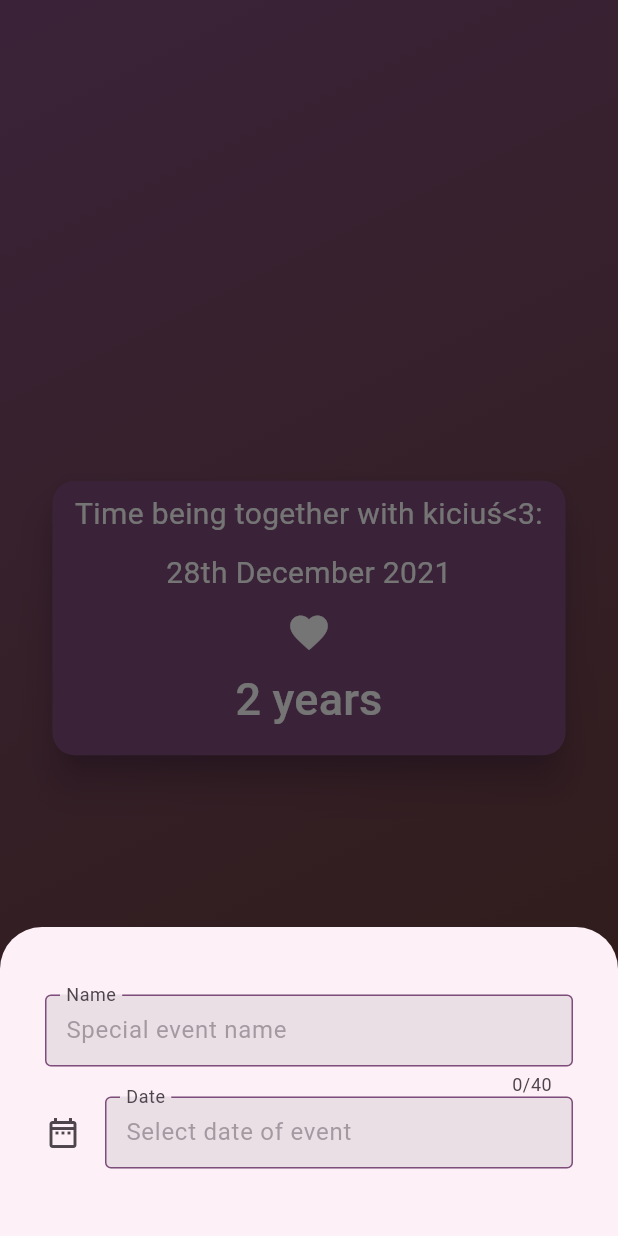
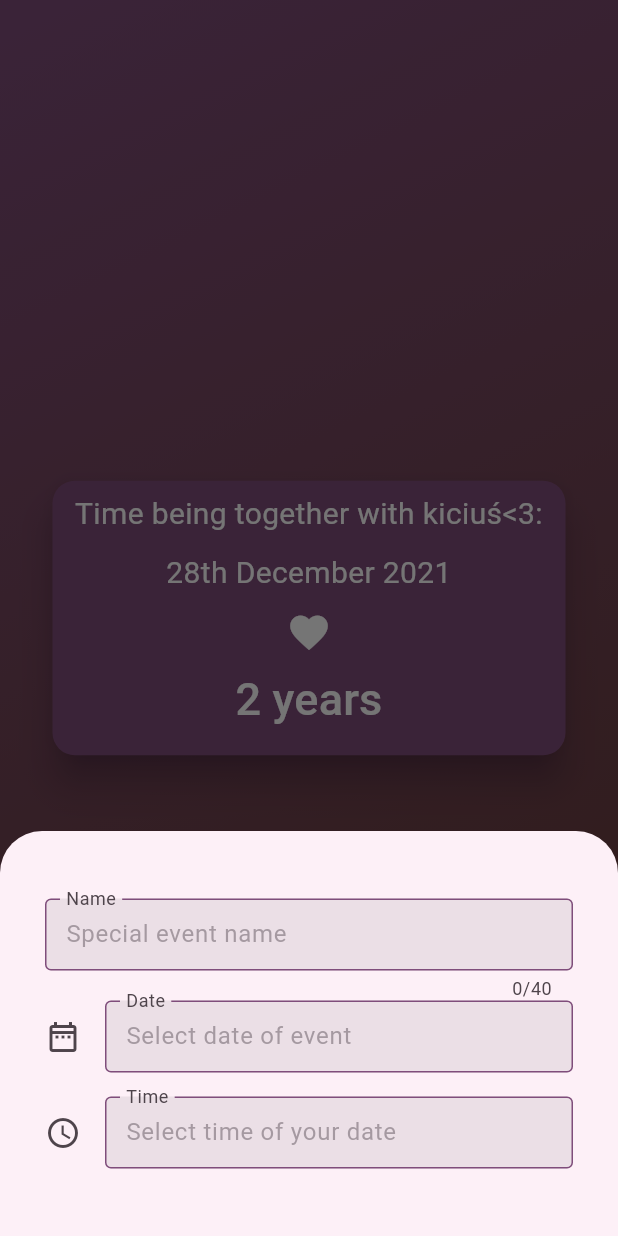
Before and after one commit to pulo0/anniversary-date-app, a Flutter app: the screen it shows after launch, after a tap on "Add date", on a phone screen of 412 x 824 dp. Run offline on Flutter 3.47's test engine with Material 3 defaults, Android fonts, the phone set to English and light mode, and no system bars; our stand-ins replace google_fonts; Roboto replaces fonts that are missing (Rosario).

Commit message:
chore: added time field input

```diff
--- a/lib/widgets/add_date.dart
+++ b/lib/widgets/date_bottom_sheet.dart
@@ -2,18 +2,19 @@ import 'package:flutter/material.dart';
 import 'package:intl/intl.dart';
 import 'package:anniversary_date_app/widgets/custom_input_field.dart';
 
-class AddDate extends StatefulWidget {
-  const AddDate({super.key});
+class DateBottomSheet extends StatefulWidget {
+  const DateBottomSheet({super.key});
 
   @override
-  State<StatefulWidget> createState() => _AddDateState();
+  State<DateBottomSheet> createState() => _DateBottomSheetState();
 }
 
-class _AddDateState extends State<AddDate> {
+class _DateBottomSheetState extends State<DateBottomSheet> {
   final double horPadding = 30;
   final double verPadding = 45;
   final _nameController = TextEditingController();
   final _dateController = TextEditingController();
+  final _timeController = TextEditingController();
   final DateTime dateNow = DateTime.now();
   final DateTime dateLast = DateTime(1800);
   DateTime? selectedDateTime;
@@ -22,6 +23,7 @@ class _AddDateState extends State<AddDate> {
   void dispose() {
     _nameController.dispose();
     _dateController.dispose();
+    _timeController.dispose();
     super.dispose();
   }
 
@@ -55,6 +57,15 @@ class _AddDateState extends State<AddDate> {
                   icon: const Icon(Icons.date_range_outlined),
                   showPicker: () => _openDateSelector(context),
                 ),
+                const SizedBox(height: 16),
+                CustomInputField(
+                  controller: _timeController,
+                  labelTxt: 'Time',
+                  hintTxt: 'Select time of your date',
+                  isInputText: false,
+                  icon: const Icon(Icons.access_time),
+                  showPicker: () => _openTimeSelector(context),
+                ),
               ],
             ),
           ),
@@ -73,4 +84,16 @@ class _AddDateState extends State<AddDate> {
     if (newDate == null) return;
     _dateController.text = DateFormat('yyyy-MM-dd').format(newDate);
   }
+
+  _openTimeSelector(BuildContext context) async {
+    final newTime = await showTimePicker(
+      context: context,
+      initialTime: TimeOfDay.now(),
+    );
+
+    if (newTime == null) return;
+    if(context.mounted) {
+      _timeController.text = newTime.format(context);
+    }
+  }
 }
--- a/lib/widgets/tab_screen.dart
+++ b/lib/widgets/tab_screen.dart
@@ -1,7 +1,7 @@
-import 'package:anniversary_date_app/widgets/add_date.dart';
 import 'package:flutter/material.dart';
 import 'package:anniversary_date_app/style/app_theme.dart';
-import 'date_item.dart';
+import 'package:anniversary_date_app/widgets/date_bottom_sheet.dart';
+import 'package:anniversary_date_app/widgets/date_item.dart';
 
 class TabScreen extends StatelessWidget {
   const TabScreen({super.key});
@@ -14,7 +14,7 @@ class TabScreen extends StatelessWidget {
         context: context,
         useSafeArea: true,
         isScrollControlled: true,
-        builder: (ctx) => const AddDate(),
+        builder: (ctx) => const DateBottomSheet(),
       );
     }
 
```
